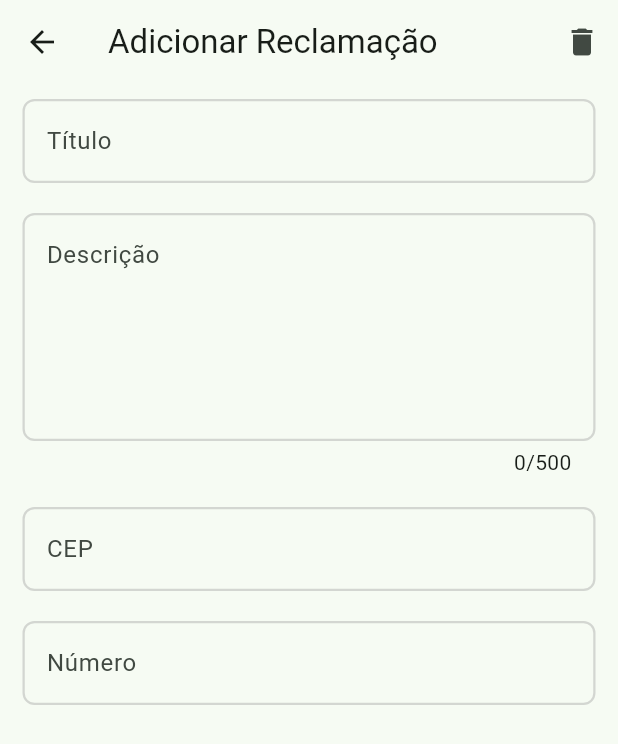
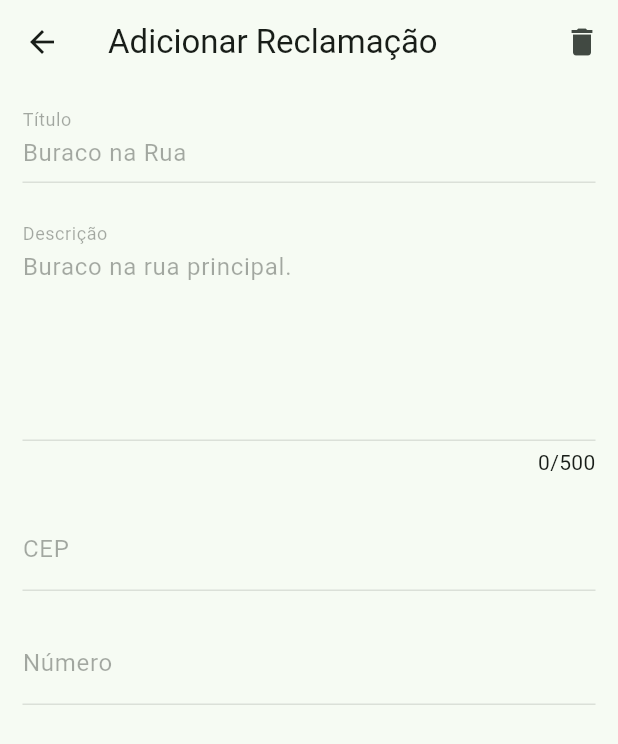
Before and after one commit to vinirecoaro/sos_community, a Flutter app: the screen it shows after launch, after a tap on "Buraco na Rua", on a phone screen of 412 x 824 dp. Shown: the top 744 px of the screen. Run offline on Flutter 3.47's test engine with Material 3 defaults, Android fonts, the phone set to English and light mode, and no system bars.

Commit message:
ClaimListScreen - solved problem with overflow

```diff
--- a/lib/components/claims_list.dart
+++ b/lib/components/claims_list.dart
@@ -9,15 +9,12 @@ class ClaimsList extends StatelessWidget {
 
   @override
   Widget build(BuildContext context) {
-    return SizedBox(
-      height: 500,
-      child: ListView.builder(
-        itemCount: claimList.length,
-        itemBuilder: (context, index) {
-          Claim claim = claimList[index];
-          return ClaimListTile(claim);
-        },
-      ),
+    return ListView.builder(
+      itemCount: claimList.length,
+      itemBuilder: (context, index) {
+        Claim claim = claimList[index];
+        return ClaimListTile(claim);
+      },
     );
   }
 }
--- a/lib/components/input_field.dart
+++ b/lib/components/input_field.dart
@@ -1,17 +1,26 @@
 import 'package:flutter/material.dart';
 
 class InputField extends StatelessWidget {
-  const InputField({super.key, this.label = "label name"});
+  const InputField(
+      {super.key,
+      this.label = "label name",
+      this.enabled = true,
+      this.initialText = ''});
 
   final String label;
+  final bool enabled;
+  final String initialText;
 
   @override
   Widget build(BuildContext context) {
     return Padding(
       padding: const EdgeInsets.symmetric(horizontal: 15, vertical: 10),
       child: TextFormField(
+        initialValue: initialText,
+        enabled: enabled,
         decoration: InputDecoration(
           label: Text(label),
+          enabled: false,
           enabledBorder: OutlineInputBorder(
             borderRadius: BorderRadius.circular(8),
             borderSide: BorderSide(
--- a/lib/components/input_field_large.dart
+++ b/lib/components/input_field_large.dart
@@ -1,10 +1,17 @@
 import 'package:flutter/material.dart';
 
 class InputFieldLarge extends StatefulWidget {
-  InputFieldLarge({super.key, this.label = "label name", this.maxLenght = 500});
+  const InputFieldLarge(
+      {super.key,
+      this.label = "label name",
+      this.maxLenght = 500,
+      this.enabled = true,
+      this.initialText = ''});
 
   final String label;
   final int maxLenght;
+  final bool enabled;
+  final String initialText;
 
   @override
   State<InputFieldLarge> createState() => _InputFieldLargeState();
@@ -26,6 +33,8 @@ class _InputFieldLargeState extends State<InputFieldLarge> {
             charCount = value.length;
           })
         },
+        enabled: widget.enabled,
+        initialValue: widget.initialText,
         decoration: InputDecoration(
           counter: Text("$charCount/${widget.maxLenght}"),
           alignLabelWithHint: true,
--- a/lib/screens/add_claim_screen.dart
+++ b/lib/screens/add_claim_screen.dart
@@ -25,27 +25,53 @@ class _AddClaimScreenState extends State<AddClaimScreen> {
           if (view) IconButton(onPressed: () {}, icon: const Icon(Icons.delete))
         ],
       ),
-      body: Column(
+      body: !view
+          ? const SingleChildScrollView(
+              child: Column(
                 children: [
-          const InputField(
+                  InputField(
                     label: "Título",
                   ),
                   InputFieldLarge(
                     label: "Descrição",
                   ),
-          const InputField(
+                  InputField(
                     label: "CEP",
                   ),
-          const InputField(
+                  InputField(
                     label: "Número",
                   ),
-          if (!view)
-            const FilledButton(
+                  FilledButton(
                     onPressed: null,
                     child: Text("Enviar"),
                   )
                 ],
               ),
+            )
+          : SingleChildScrollView(
+              child: Column(
+                children: [
+                  InputField(
+                    label: "Título",
+                    enabled: false,
+                    initialText: claim.title,
+                  ),
+                  InputFieldLarge(
+                    label: "Descrição",
+                    enabled: false,
+                    initialText: claim.description,
+                  ),
+                  const InputField(
+                    label: "CEP",
+                    enabled: false,
+                  ),
+                  const InputField(
+                    label: "Número",
+                    enabled: false,
+                  ),
+                ],
+              ),
+            ),
     );
   }
 }
--- a/lib/screens/claims_list_screen.dart
+++ b/lib/screens/claims_list_screen.dart
@@ -1,7 +1,6 @@
 import 'package:flutter/material.dart';
 import 'package:sos_community/components/claims_list.dart';
 import 'package:sos_community/models/claim.dart';
-import 'package:sos_community/screens/add_claim_screen.dart';
 
 class ClaimsListScreen extends StatefulWidget {
   const ClaimsListScreen({super.key});
@@ -66,15 +65,19 @@ class _ClaimsListScreenState extends State<ClaimsListScreen> {
         title: const Text("Lista de Reclamações"),
         backgroundColor: const Color.fromARGB(255, 11, 109, 60),
       ),
-      body: Center(
-        child: Column(
-          children: [ClaimsList(claimList)],
-        ),
+      body: Column(
+        children: [Expanded(child: ClaimsList(claimList))],
       ),
       floatingActionButton: FloatingActionButton(
         onPressed: () {
-          Navigator.push(context,
-              MaterialPageRoute(builder: (context) => AddClaimScreen()));
+          Navigator.pushNamed(context, "add_claim_screen",
+              arguments: Claim(
+                  lat: 0,
+                  lon: 0,
+                  description: "",
+                  pictureLink: "",
+                  title: "",
+                  date: DateTime(2024)));
         },
         child: const Icon(Icons.add),
       ),
```
Lines whose indentation alone changed are shown as unchanged.
